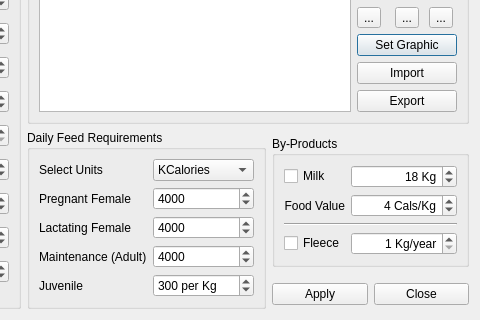
Before: the Qt Designer form src/ui/laanimalmanagerbase.ui in arkygeek/landuseanalyst, drawn with Qt 5; both pictures show x 229 to 709 and y 273 to 593 of the 709 by 593 pixel window.
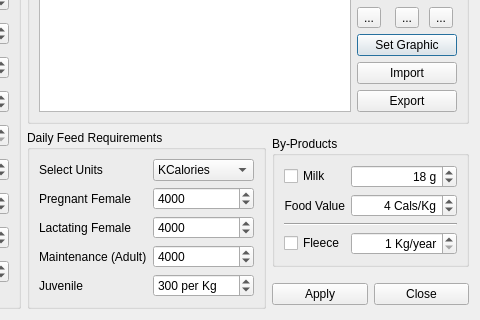
After: the same form once the commit is applied. Icons and pictures are not drawn.

Patch:
```diff
--- a/src/ui/laanimalmanagerbase.ui
+++ b/src/ui/laanimalmanagerbase.ui
@@ -1194,7 +1194,7 @@
          <set>Qt::AlignRight</set>
         </property>
         <property name="suffix" >
-         <string> Kg</string>
+         <string> g</string>
         </property>
         <property name="prefix" >
          <string/>
```
